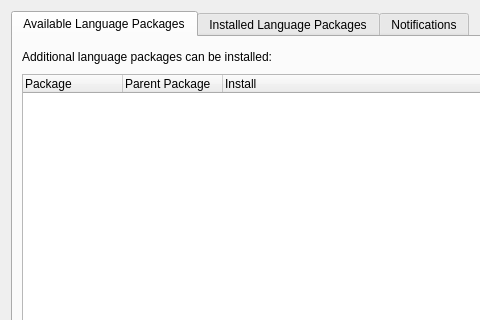
The window that src/modules/language_packages/ui/PageLanguagePackages.ui (manjaro/manjaro-settings-manager) describes before a commit, drawn with Qt 5; both pictures show x 0 to 480 and y 0 to 320 of the 600 by 440 pixel window.
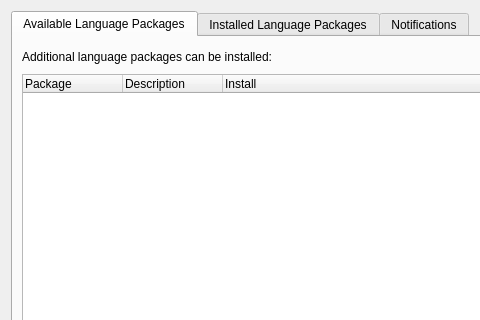
The same window after the commit.

Commit message:
language_packages: rework internals of language packages module
Now it will show a description of the language package instead of the parent package.

```diff
--- a/src/modules/language_packages/ui/PageLanguagePackages.ui
+++ b/src/modules/language_packages/ui/PageLanguagePackages.ui
@@ -82,7 +82,7 @@
          </column>
          <column>
           <property name="text">
-           <string>Parent Package</string>
+           <string>Description</string>
           </property>
          </column>
          <column>
```
The commit also changes 16 other files.
